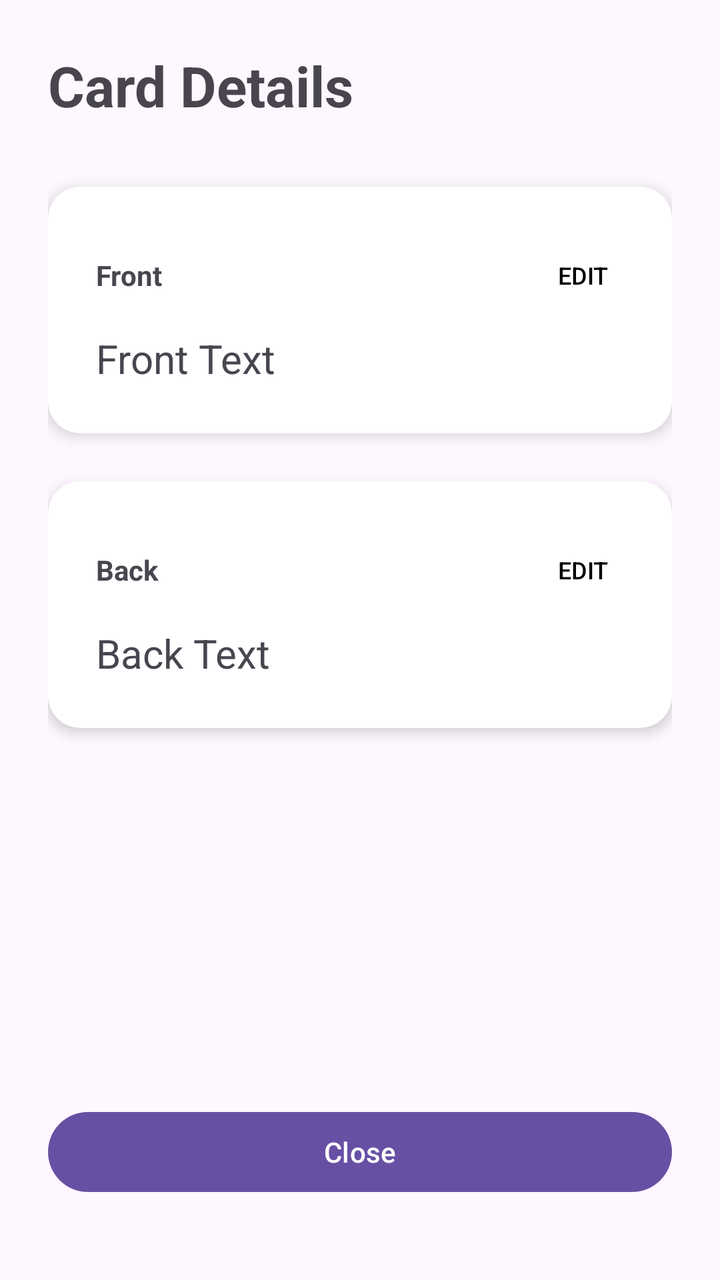
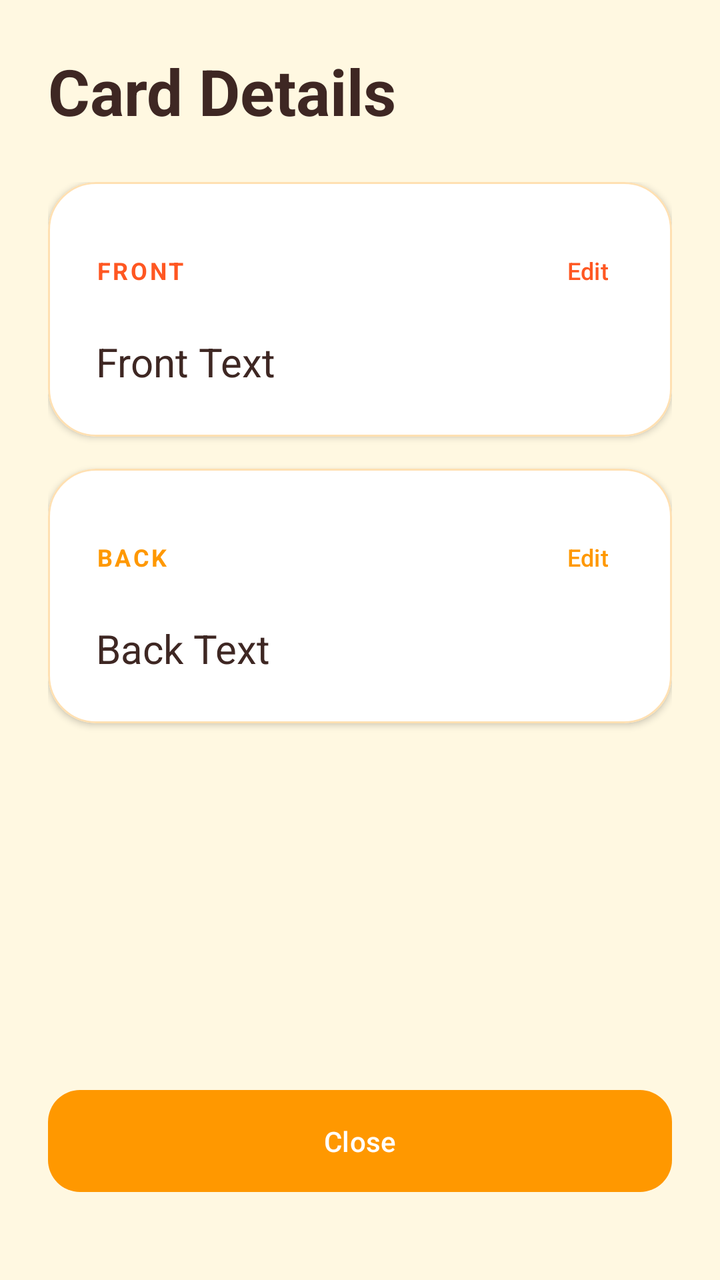

Two renders of the same Android screen: before a commit and after it. Below are the layout's source before the change and the commit's diff.
<!-- AndroidManifest.xml: application theme Theme.FlashNote -->
<!-- res/layout/activity_card_view.xml -->
<?xml version="1.0" encoding="utf-8"?>
<androidx.constraintlayout.widget.ConstraintLayout xmlns:android="http://schemas.android.com/apk/res/android"
    xmlns:app="http://schemas.android.com/apk/res-auto"
    xmlns:tools="http://schemas.android.com/tools"
    android:layout_width="match_parent"
    android:layout_height="match_parent"
    android:padding="24dp"
    tools:context=".CardViewActivity">

    <TextView
        android:id="@+id/cardViewTitle"
        android:layout_width="wrap_content"
        android:layout_height="wrap_content"
        android:text="Card Details"
        android:textSize="28sp"
        android:textStyle="bold"
        app:layout_constraintTop_toTopOf="parent"
        app:layout_constraintStart_toStartOf="parent" />

    <androidx.core.widget.NestedScrollView
        android:layout_width="0dp"
        android:layout_height="0dp"
        android:layout_marginTop="16dp"
        android:layout_marginBottom="16dp"
        app:layout_constraintTop_toBottomOf="@id/cardViewTitle"
        app:layout_constraintBottom_toTopOf="@id/closeButton"
        app:layout_constraintStart_toStartOf="parent"
        app:layout_constraintEnd_toEndOf="parent">

        <LinearLayout
            android:layout_width="match_parent"
            android:layout_height="wrap_content"
            android:orientation="vertical">

            <androidx.cardview.widget.CardView
                android:id="@+id/frontCard"
                android:layout_width="match_parent"
                android:layout_height="wrap_content"
                android:layout_marginTop="16dp"
                android:layout_marginBottom="8dp"
                app:cardCornerRadius="16dp"
                app:cardElevation="4dp">

                <LinearLayout
                    android:layout_width="match_parent"
                    android:layout_height="wrap_content"
                    android:orientation="vertical"
                    android:padding="24dp">

                    <LinearLayout
                        android:layout_width="match_parent"
                        android:layout_height="wrap_content"
                        android:orientation="horizontal"
                        android:gravity="center_vertical">

                        <TextView
                            android:layout_width="0dp"
                            android:layout_height="wrap_content"
                            android:layout_weight="1"
                            android:text="Front"
                            android:textColor="?android:attr/textColorSecondary"
                            android:textSize="14sp"
                            android:textStyle="bold" />

                        <Button
                            android:id="@+id/editFrontButton"
                            style="?android:attr/borderlessButtonStyle"
                            android:layout_width="wrap_content"
                            android:layout_height="wrap_content"
                            android:minHeight="0dp"
                            android:minWidth="0dp"
                            android:padding="8dp"
                            android:text="Edit"
                            android:textColor="@android:color/black"
                            android:textSize="12sp" />
                    </LinearLayout>

                    <TextView
                        android:id="@+id/frontTextView"
                        android:layout_width="match_parent"
                        android:layout_height="wrap_content"
                        android:layout_marginTop="8dp"
                        android:text="Front Text"
                        android:textSize="20sp" />
                </LinearLayout>
            </androidx.cardview.widget.CardView>

            <androidx.cardview.widget.CardView
                android:id="@+id/backCard"
                android:layout_width="match_parent"
                android:layout_height="wrap_content"
                android:layout_marginTop="16dp"
                android:layout_marginBottom="16dp"
                app:cardCornerRadius="16dp"
                app:cardElevation="4dp">

                <LinearLayout
                    android:layout_width="match_parent"
                    android:layout_height="wrap_content"
                    android:orientation="vertical"
                    android:padding="24dp">

                    <LinearLayout
                        android:layout_width="match_parent"
                        android:layout_height="wrap_content"
                        android:orientation="horizontal"
                        android:gravity="center_vertical">

                        <TextView
                            android:layout_width="0dp"
                            android:layout_height="wrap_content"
                            android:layout_weight="1"
                            android:text="Back"
                            android:textColor="?android:attr/textColorSecondary"
                            android:textSize="14sp"
                            android:textStyle="bold" />

                        <Button
                            android:id="@+id/editBackButton"
                            style="?android:attr/borderlessButtonStyle"
                            android:layout_width="wrap_content"
                            android:layout_height="wrap_content"
                            android:minHeight="0dp"
                            android:minWidth="0dp"
                            android:padding="8dp"
                            android:text="Edit"
                            android:textColor="@android:color/black"
                            android:textSize="12sp" />
                    </LinearLayout>

                    <TextView
                        android:id="@+id/backTextView"
                        android:layout_width="match_parent"
                        android:layout_height="wrap_content"
                        android:layout_marginTop="8dp"
                        android:text="Back Text"
                        android:textSize="20sp" />
                </LinearLayout>
            </androidx.cardview.widget.CardView>
        </LinearLayout>
    </androidx.core.widget.NestedScrollView>

    <Button
        android:id="@+id/closeButton"
        android:layout_width="0dp"
        android:layout_height="wrap_content"
        android:layout_marginBottom="16dp"
        android:text="Close"
        app:layout_constraintBottom_toBottomOf="parent"
        app:layout_constraintStart_toStartOf="parent"
        app:layout_constraintEnd_toEndOf="parent" />

</androidx.constraintlayout.widget.ConstraintLayout>
<!-- resources referenced by this layout -->
<resources>
  <style name="Theme.FlashNote" parent="Base.Theme.FlashNote" />
  <style name="Base.Theme.FlashNote" parent="Theme.Material3.DayNight.NoActionBar">
          
          
      </style>
</resources>

<!-- the commit's change to res/layout/activity_card_view.xml (unified diff, before → after) -->
@@ -4,6 +4,7 @@
     xmlns:tools="http://schemas.android.com/tools"
     android:layout_width="match_parent"
     android:layout_height="match_parent"
+    android:background="@color/surface"
     android:padding="24dp"
     tools:context=".CardViewActivity">
 
@@ -11,8 +12,9 @@
         android:id="@+id/cardViewTitle"
         android:layout_width="wrap_content"
         android:layout_height="wrap_content"
-        android:text="Card Details"
-        android:textSize="28sp"
+        android:text="@string/card_details_title"
+        android:textColor="@color/on_surface"
+        android:textSize="32sp"
         android:textStyle="bold"
         app:layout_constraintTop_toTopOf="parent"
         app:layout_constraintStart_toStartOf="parent" />
@@ -20,8 +22,8 @@
     <androidx.core.widget.NestedScrollView
         android:layout_width="0dp"
         android:layout_height="0dp"
-        android:layout_marginTop="16dp"
-        android:layout_marginBottom="16dp"
+        android:layout_marginTop="24dp"
+        android:layout_marginBottom="24dp"
         app:layout_constraintTop_toBottomOf="@id/cardViewTitle"
         app:layout_constraintBottom_toTopOf="@id/closeButton"
         app:layout_constraintStart_toStartOf="parent"
@@ -32,14 +34,16 @@
             android:layout_height="wrap_content"
             android:orientation="vertical">
 
-            <androidx.cardview.widget.CardView
+            <com.google.android.material.card.MaterialCardView
                 android:id="@+id/frontCard"
                 android:layout_width="match_parent"
                 android:layout_height="wrap_content"
-                android:layout_marginTop="16dp"
-                android:layout_marginBottom="8dp"
-                app:cardCornerRadius="16dp"
-                app:cardElevation="4dp">
+                android:layout_marginBottom="16dp"
+                app:cardCornerRadius="24dp"
+                app:cardElevation="2dp"
+                app:cardBackgroundColor="@color/card_background"
+                app:strokeWidth="1dp"
+                app:strokeColor="#FFE0B2">
 
                 <LinearLayout
                     android:layout_width="match_parent"
@@ -57,21 +61,22 @@
                             android:layout_width="0dp"
                             android:layout_height="wrap_content"
                             android:layout_weight="1"
-                            android:text="Front"
-                            android:textColor="?android:attr/textColorSecondary"
-                            android:textSize="14sp"
-                            android:textStyle="bold" />
+                            android:text="@string/label_front"
+                            android:textColor="@color/secondary"
+                            android:textSize="12sp"
+                            android:textStyle="bold"
+                            android:letterSpacing="0.1" />
 
-                        <Button
+                        <com.google.android.material.button.MaterialButton
                             android:id="@+id/editFrontButton"
-                            style="?android:attr/borderlessButtonStyle"
+                            style="@style/Widget.Material3.Button.TextButton"
                             android:layout_width="wrap_content"
                             android:layout_height="wrap_content"
                             android:minHeight="0dp"
                             android:minWidth="0dp"
                             android:padding="8dp"
-                            android:text="Edit"
-                            android:textColor="@android:color/black"
+                            android:text="@string/edit"
+                            android:textColor="@color/secondary"
                             android:textSize="12sp" />
                     </LinearLayout>
 
@@ -79,20 +84,23 @@
                         android:id="@+id/frontTextView"
                         android:layout_width="match_parent"
                         android:layout_height="wrap_content"
-                        android:layout_marginTop="8dp"
+                        android:layout_marginTop="12dp"
                         android:text="Front Text"
+                        android:textColor="@color/on_surface"
                         android:textSize="20sp" />
                 </LinearLayout>
-            </androidx.cardview.widget.CardView>
+            </com.google.android.material.card.MaterialCardView>
 
-            <androidx.cardview.widget.CardView
+            <com.google.android.material.card.MaterialCardView
                 android:id="@+id/backCard"
                 android:layout_width="match_parent"
                 android:layout_height="wrap_content"
-                android:layout_marginTop="16dp"
-                android:layout_marginBottom="16dp"
-                app:cardCornerRadius="16dp"
-                app:cardElevation="4dp">
+                android:layout_marginBottom="24dp"
+                app:cardCornerRadius="24dp"
+                app:cardElevation="2dp"
+                app:cardBackgroundColor="@color/card_background"
+                app:strokeWidth="1dp"
+                app:strokeColor="#FFE0B2">
 
                 <LinearLayout
                     android:layout_width="match_parent"
@@ -110,21 +118,22 @@
                             android:layout_width="0dp"
                             android:layout_height="wrap_content"
                             android:layout_weight="1"
-                            android:text="Back"
-                            android:textColor="?android:attr/textColorSecondary"
-                            android:textSize="14sp"
-                            android:textStyle="bold" />
+                            android:text="@string/label_back"
+                            android:textColor="@color/primary"
+                            android:textSize="12sp"
+                            android:textStyle="bold"
+                            android:letterSpacing="0.1" />
 
-                        <Button
+                        <com.google.android.material.button.MaterialButton
                             android:id="@+id/editBackButton"
-                            style="?android:attr/borderlessButtonStyle"
+                            style="@style/Widget.Material3.Button.TextButton"
                             android:layout_width="wrap_content"
                             android:layout_height="wrap_content"
                             android:minHeight="0dp"
                             android:minWidth="0dp"
                             android:padding="8dp"
-                            android:text="Edit"
-                            android:textColor="@android:color/black"
+                            android:text="@string/edit"
+                            android:textColor="@color/primary"
                             android:textSize="12sp" />
                     </LinearLayout>
 
@@ -132,20 +141,24 @@
                         android:id="@+id/backTextView"
                         android:layout_width="match_parent"
                         android:layout_height="wrap_content"
-                        android:layout_marginTop="8dp"
+                        android:layout_marginTop="12dp"
                         android:text="Back Text"
+                        android:textColor="@color/on_surface"
                         android:textSize="20sp" />
                 </LinearLayout>
-            </androidx.cardview.widget.CardView>
+            </com.google.android.material.card.MaterialCardView>
         </LinearLayout>
     </androidx.core.widget.NestedScrollView>
 
-    <Button
+    <com.google.android.material.button.MaterialButton
         android:id="@+id/closeButton"
         android:layout_width="0dp"
         android:layout_height="wrap_content"
         android:layout_marginBottom="16dp"
-        android:text="Close"
+        android:text="@string/close"
+        android:padding="16dp"
+        app:cornerRadius="16dp"
+        app:backgroundTint="@color/primary"
         app:layout_constraintBottom_toBottomOf="parent"
         app:layout_constraintStart_toStartOf="parent"
         app:layout_constraintEnd_toEndOf="parent" />
<!-- resource entries referenced after the edit -->
@@ -1,9 +1,27 @@
 <!-- resources referenced by this layout -->
 <resources>
+  <color name="card_background">#FFFFFF</color>
+  <color name="on_surface">#3E2723</color>
+  <color name="primary">#FF9800</color>
+  <color name="secondary">#FF5722</color>
+  <color name="surface">#FFF8E1</color>
+  <string name="card_details_title">Card Details</string>
+  <string name="close">Close</string>
+  <string name="edit">Edit</string>
+  <string name="label_back">BACK</string>
+  <string name="label_front">FRONT</string>
   <style name="Theme.FlashNote" parent="Base.Theme.FlashNote" />
   <style name="Base.Theme.FlashNote" parent="Theme.Material3.DayNight.NoActionBar">
-          
-          
+          <item name="colorPrimary">@color/primary</item>
+          <item name="colorOnPrimary">@color/on_primary</item>
+          <item name="colorSecondary">@color/secondary</item>
+          <item name="colorOnSecondary">@color/on_secondary</item>
+          <item name="android:windowBackground">@color/background</item>
+          <item name="colorSurface">@color/surface</item>
+          <item name="colorOnSurface">@color/on_surface</item>
       </style>
+  <color name="on_primary">#FFFFFF</color>
+  <color name="on_secondary">#FFFFFF</color>
+  <color name="background">#FFFFFF</color>
 </resources>
 
